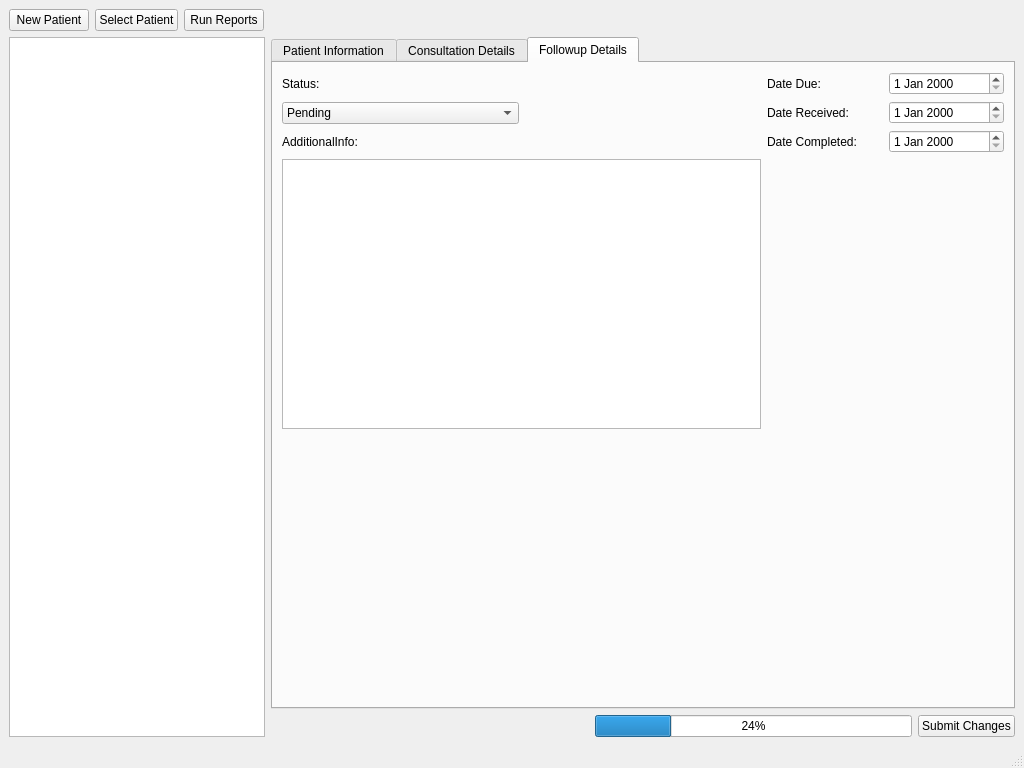
Before: the Qt Designer form CuCare/mainwindow.ui in svershin/cuCare, drawn with Qt 5.
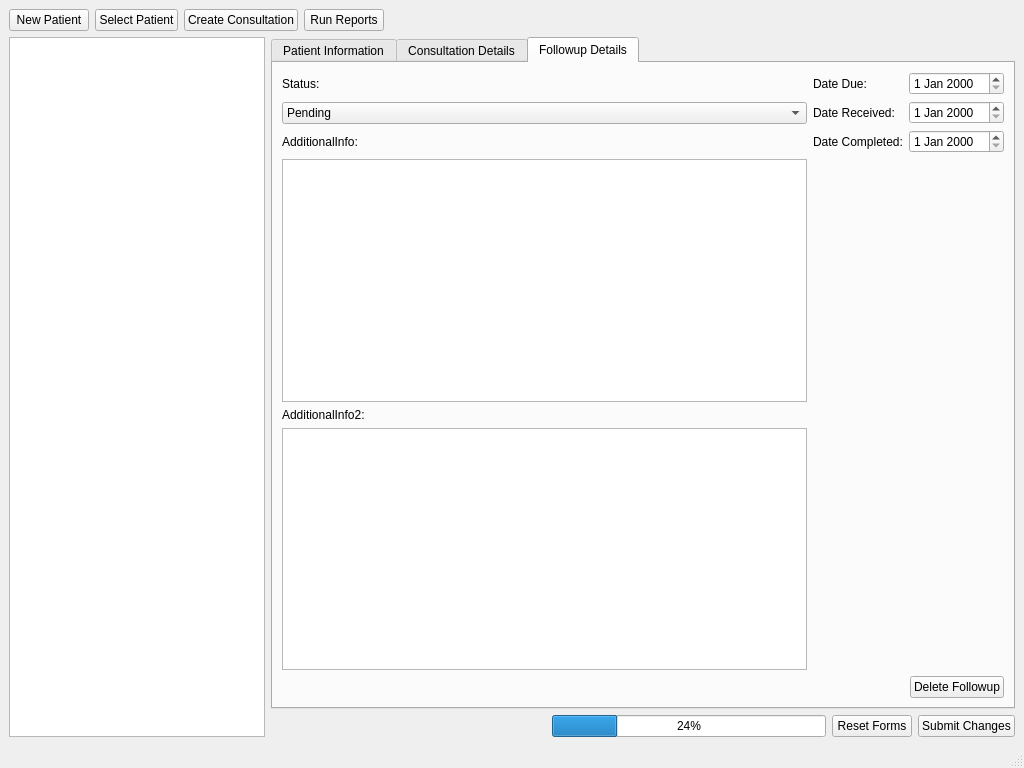
After: the same form once the commit is applied. The open tabs and pages were chosen to show the change.

Commit message: Added to main window: delete buttons, reset forms button, physician field changed to dropdown menu, create consultation button

What changed in the file:
```diff
--- a/CuCare/mainwindow.ui
+++ b/CuCare/mainwindow.ui
@@ -43,6 +43,13 @@
         </property>
        </widget>
       </item>
+      <item>
+       <widget class="QPushButton" name="ResetFormsPushButton">
+        <property name="text">
+         <string>Reset Forms</string>
+        </property>
+       </widget>
+      </item>
       <item>
        <widget class="QPushButton" name="SubmitChangesPushButton">
         <property name="text">
@@ -78,6 +85,13 @@
         </property>
        </widget>
       </item>
+      <item>
+       <widget class="QPushButton" name="CreateConsultationPushButton">
+        <property name="text">
+         <string>Create Consultation</string>
+        </property>
+       </widget>
+      </item>
       <item>
        <widget class="QPushButton" name="RunReportsPushButton">
         <property name="text">
@@ -452,6 +466,47 @@
         <string>Followup Details</string>
        </attribute>
        <layout class="QGridLayout" name="gridLayout_5">
+        <item row="1" column="0">
+         <widget class="QComboBox" name="FollowupStatusComboBox">
+          <item>
+           <property name="text">
+            <string>Pending</string>
+           </property>
+          </item>
+          <item>
+           <property name="text">
+            <string>Overdue</string>
+           </property>
+          </item>
+          <item>
+           <property name="text">
+            <string>Received</string>
+           </property>
+          </item>
+          <item>
+           <property name="text">
+            <string>Completed</string>
+           </property>
+          </item>
+         </widget>
+        </item>
+        <item row="2" column="0">
+         <widget class="QLabel" name="FollowupInfoLabel">
+          <property name="text">
+           <string>AdditionalInfo:</string>
+          </property>
+         </widget>
+        </item>
+        <item row="3" column="0">
+         <widget class="QTextEdit" name="FollowupInfoTextEdit"/>
+        </item>
+        <item row="4" column="0">
+         <widget class="QLabel" name="FollowupInfoLabel2">
+          <property name="text">
+           <string>AdditionalInfo2:</string>
+          </property>
+         </widget>
+        </item>
         <item row="0" column="0">
          <widget class="QLabel" name="FollowupStatusLabel">
           <property name="text">
@@ -459,7 +514,10 @@
           </property>
          </widget>
         </item>
-        <item row="0" column="2" rowspan="3">
+        <item row="5" column="0">
+         <widget class="QTextEdit" name="FollowupInfoTextEdit2"/>
+        </item>
+        <item row="0" column="1" rowspan="3">
          <layout class="QGridLayout" name="FollowupDatesGridLayout">
           <item row="0" column="0">
            <widget class="QLabel" name="DateDueLabel">
@@ -493,53 +551,13 @@
           </item>
          </layout>
         </item>
-        <item row="1" column="0">
-         <widget class="QComboBox" name="FollowupStatusComboBox">
-          <item>
-           <property name="text">
-            <string>Pending</string>
-           </property>
-          </item>
-          <item>
-           <property name="text">
-            <string>Overdue</string>
-           </property>
-          </item>
-          <item>
-           <property name="text">
-            <string>Received</string>
-           </property>
-          </item>
-          <item>
-           <property name="text">
-            <string>Completed</string>
-           </property>
-          </item>
-         </widget>
-        </item>
-        <item row="2" column="0">
-         <widget class="QLabel" name="label">
+        <item row="6" column="1" alignment="Qt::AlignRight">
+         <widget class="QPushButton" name="DeleteFollowupPushButton">
           <property name="text">
-           <string>AdditionalInfo:</string>
+           <string>Delete Followup</string>
           </property>
          </widget>
         </item>
-        <item row="3" column="0" colspan="2">
-         <widget class="QTextEdit" name="textEdit"/>
-        </item>
-        <item row="4" column="1">
-         <spacer name="verticalSpacer_6">
-          <property name="orientation">
-           <enum>Qt::Vertical</enum>
-          </property>
-          <property name="sizeHint" stdset="0">
-           <size>
-            <width>20</width>
-            <height>237</height>
-           </size>
-          </property>
-         </spacer>
-        </item>
        </layout>
       </widget>
      </widget>
```
Left out of the diff: 101 changed lines with no effect on the pictures.
